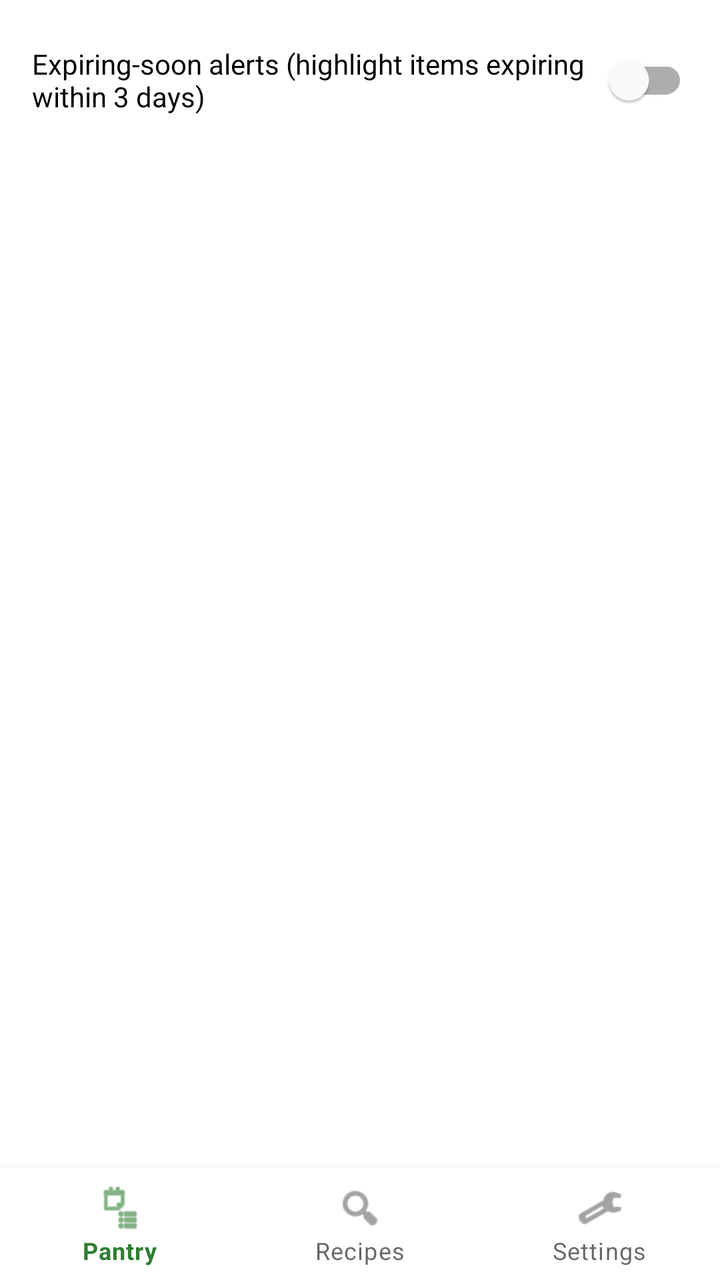
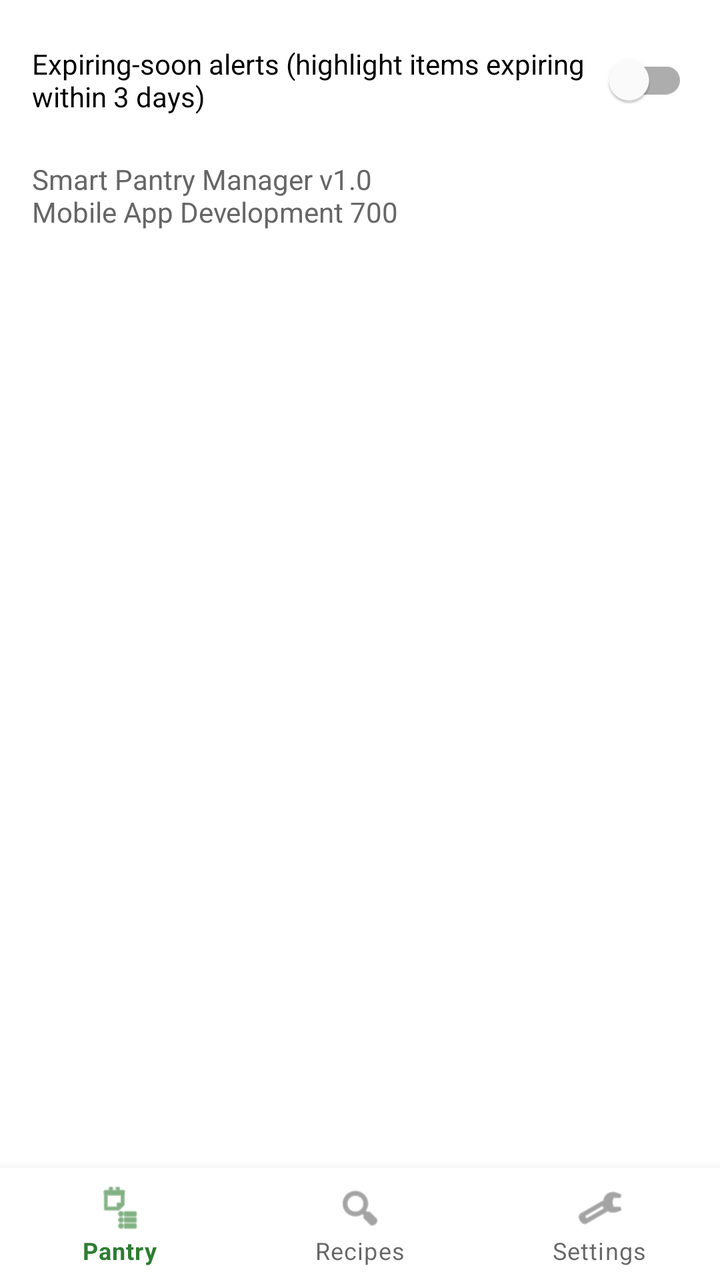

Two renders of the same Android screen: before a commit and after it. Below are the layout's source before the change and the commit's diff.
<!-- AndroidManifest.xml: application theme Theme.SmartPantry -->
<!-- res/layout/activity_settings.xml -->
<?xml version="1.0" encoding="utf-8"?>
<androidx.constraintlayout.widget.ConstraintLayout xmlns:android="http://schemas.android.com/apk/res/android"
    xmlns:app="http://schemas.android.com/apk/res-auto"
    android:layout_width="match_parent"
    android:layout_height="match_parent">

    <com.google.android.material.switchmaterial.SwitchMaterial
        android:id="@+id/swExpiry"
        android:layout_width="0dp"
        android:layout_height="wrap_content"
        android:layout_margin="16dp"
        android:text="Expiring-soon alerts (highlight items expiring within 3 days)"
        app:layout_constraintTop_toTopOf="parent"
        app:layout_constraintStart_toStartOf="parent"
        app:layout_constraintEnd_toEndOf="parent" />

    <com.google.android.material.bottomnavigation.BottomNavigationView
        android:id="@+id/bottom_nav"
        android:layout_width="0dp"
        android:layout_height="wrap_content"
        app:menu="@menu/bottom_nav"
        app:layout_constraintBottom_toBottomOf="parent"
        app:layout_constraintStart_toStartOf="parent"
        app:layout_constraintEnd_toEndOf="parent" />
</androidx.constraintlayout.widget.ConstraintLayout>
<!-- resources referenced by this layout -->
<resources>
  <style name="Theme.SmartPantry" parent="Theme.MaterialComponents.Light.DarkActionBar">
          <item name="colorPrimary">#2E7D32</item>
          <item name="colorPrimaryVariant">#1B5E20</item>
          <item name="colorOnPrimary">#FFFFFF</item>
          <item name="colorSecondary">#F9A825</item>
          <item name="colorOnSecondary">#000000</item>
      </style>
</resources>

<!-- the commit's change to res/layout/activity_settings.xml (unified diff, before → after) -->
@@ -14,6 +14,16 @@
         app:layout_constraintStart_toStartOf="parent"
         app:layout_constraintEnd_toEndOf="parent" />
 
+    <TextView
+        android:id="@+id/tvAbout"
+        android:layout_width="0dp"
+        android:layout_height="wrap_content"
+        android:layout_margin="16dp"
+        android:text="Smart Pantry Manager v1.0\nMobile App Development 700"
+        android:textColor="#666666"
+        app:layout_constraintTop_toBottomOf="@id/swExpiry"
+        app:layout_constraintStart_toStartOf="parent"
+        app:layout_constraintEnd_toEndOf="parent" />
     <com.google.android.material.bottomnavigation.BottomNavigationView
         android:id="@+id/bottom_nav"
         android:layout_width="0dp"
